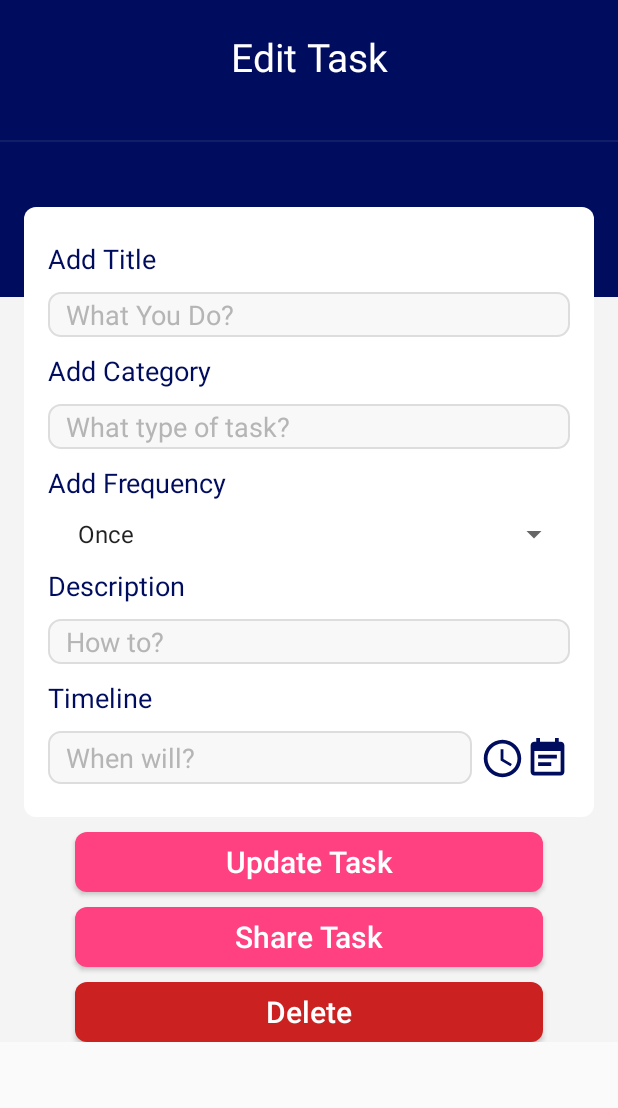
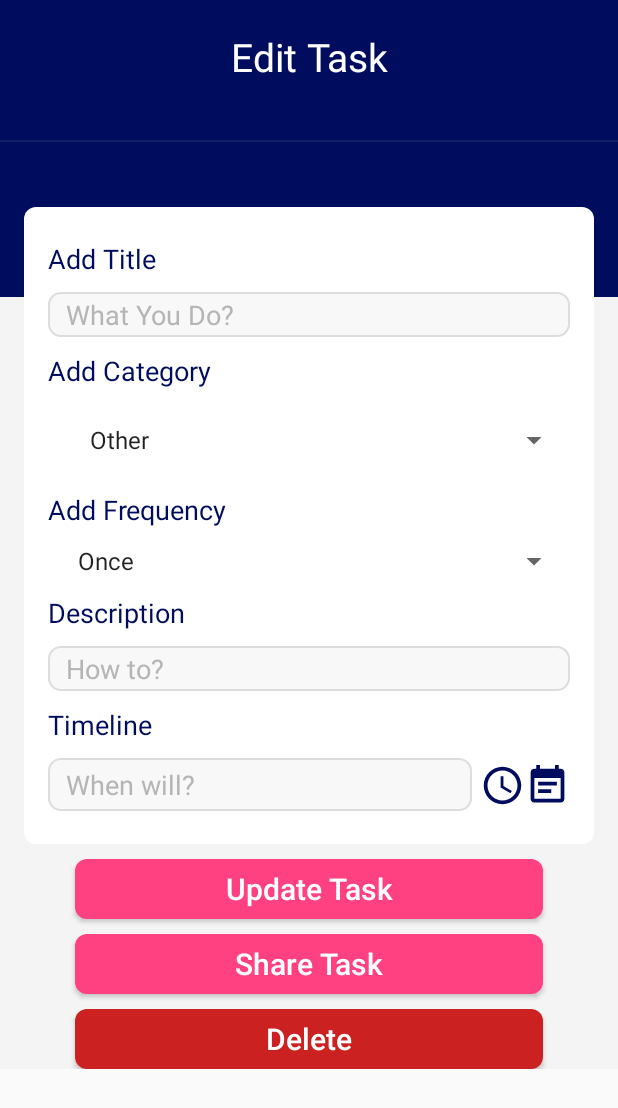
Before and after one commit to bsrcs/YTU_ReminderApp, an Android app: the TaskEditorActivity screen opened directly, with no data from a screen before it, on a phone screen of 412 x 824 dp. Shown: the top 1108 px of the screen. Run offline under Robolectric (Android 15) with nearby library versions, the phone set to English and light mode, and no system bars; our stand-ins replace Firebase (no records; nobody signed in at launch, a user with empty details on screens opened directly); 2 statements that could not run were skipped.

Commit message:
category spinner and color added

```diff
--- a/app/src/main/java/com/busra/reminder/activity/TaskEditorActivity.java
+++ b/app/src/main/java/com/busra/reminder/activity/TaskEditorActivity.java
@@ -27,6 +27,10 @@ import com.busra.reminder.R;
 import java.util.Calendar;
 
 import static com.busra.reminder.constant.ReminderAppConstants.CATEGORY;
+import static com.busra.reminder.constant.ReminderAppConstants.CATEGORY_TYPE_ANNIVERSARY;
+import static com.busra.reminder.constant.ReminderAppConstants.CATEGORY_TYPE_BDAY;
+import static com.busra.reminder.constant.ReminderAppConstants.CATEGORY_TYPE_INTERVIEW;
+import static com.busra.reminder.constant.ReminderAppConstants.CATEGORY_TYPE_MEETING;
 import static com.busra.reminder.constant.ReminderAppConstants.DATE;
 import static com.busra.reminder.constant.ReminderAppConstants.DESC;
 import static com.busra.reminder.constant.ReminderAppConstants.FREQUENCY;
@@ -38,14 +42,21 @@ import static com.busra.reminder.constant.ReminderAppConstants.TITLE;
 
 public class TaskEditorActivity extends AppCompatActivity implements View.OnClickListener {
 
-    private EditText editTextTitleEdit, editTextCategoryEdit, editTextDescEdit, editTextDateEdit;
-    private Spinner spinnerFrequencyOptionsEdit;
+    private EditText editTextTitleEdit, editTextDescEdit, editTextDateEdit;
+    private Spinner spinnerFrequencyOptionsEdit, spinnerCategoryOptionsEdit;
     private DatabaseReference reference;
     private String taskId;
     private Uri newReminderUri;
-    String startTime, startDate, frequency;
+    String startTime, startDate, frequency, category;
     int h, m, dd, mm, yyyy;
     public Calendar c;
+    private String[] CATEGORY_OPTIONS ={
+            CATEGORY_TYPE_MEETING,
+            CATEGORY_TYPE_BDAY,
+            CATEGORY_TYPE_ANNIVERSARY,
+            CATEGORY_TYPE_INTERVIEW,
+            ReminderAppConstants.CATEGORY_TYPE_OTHER
+    };
     private String[] FREQUENCY_OPTIONS = {
             ReminderAppConstants.REMINDER_TYPE_ONCE,
             ReminderAppConstants.REMINDER_TYPE_MONTHLY,
@@ -59,18 +70,18 @@ public class TaskEditorActivity extends AppCompatActivity implements View.OnClic
         setContentView(R.layout.activity_task_editor);
         c = Calendar.getInstance();
         editTextTitleEdit = (EditText) findViewById(R.id.editTextTitleEdit);
-        editTextCategoryEdit = (EditText) findViewById(R.id.editTextCategoryEdit);
+        spinnerCategoryOptionsEdit = (Spinner) findViewById(R.id.spinnerCategoryOptionsEdit);
         editTextDescEdit = (EditText) findViewById(R.id.editTextDescEdit);
         editTextDateEdit = (EditText) findViewById(R.id.editTextDateEdit);
         spinnerFrequencyOptionsEdit = (Spinner) findViewById(R.id.spinnerFrequencyOptionsEdit);
 
         // get a value from prev page
         editTextTitleEdit.setText(getIntent().getStringExtra(TITLE));
-        editTextCategoryEdit.setText(getIntent().getStringExtra(CATEGORY));
         editTextDescEdit.setText(getIntent().getStringExtra(DESC));
         editTextDateEdit.setText(getIntent().getStringExtra(DATE));
         // get frequency as a string from Intent
         frequency = getIntent().getStringExtra(FREQUENCY);
+        category = getIntent().getStringExtra(CATEGORY);
 
         taskId = getIntent().getStringExtra(ID);
         ArrayAdapter spinnerAdapter = new ArrayAdapter(this, android.R.layout.simple_spinner_item, FREQUENCY_OPTIONS);
@@ -78,6 +89,13 @@ public class TaskEditorActivity extends AppCompatActivity implements View.OnClic
         spinnerFrequencyOptionsEdit.setAdapter(spinnerAdapter);
         //get the position(0,1,2,3) by frequency arg in func and set it to options in view
         spinnerFrequencyOptionsEdit.setSelection(getSelectedPosition(frequency));
+
+        ArrayAdapter spinnerCatAdapter = new ArrayAdapter(this, android.R.layout.simple_list_item_1, CATEGORY_OPTIONS);
+        spinnerCatAdapter.setDropDownViewResource(android.R.layout.simple_list_item_1);
+        spinnerCategoryOptionsEdit.setAdapter(spinnerCatAdapter);
+        spinnerCategoryOptionsEdit.setSelection(getSelectedCategoryPosition(category));
+
+
         // get reference from firebase by using the the id of task to be editing
         reference = FirebaseHelper.initFirebase(this).child(taskId);
 
@@ -93,7 +111,7 @@ public class TaskEditorActivity extends AppCompatActivity implements View.OnClic
     public void onClick(View v) {
         int i = v.getId();
         if (i == R.id.btnEdit)
-            insertData();
+            updateTask();
         else if (i == R.id.btnDelete)
             deleteData();
         else if (i == R.id.btnEditTime)
@@ -104,12 +122,13 @@ public class TaskEditorActivity extends AppCompatActivity implements View.OnClic
             shareTask();
     }
 
-    private void insertData() {
+    private void updateTask() {
         // Edit task in database
         reference.child(TITLE).setValue(editTextTitleEdit.getText().toString());
         reference.child(DESC).setValue(editTextDescEdit.getText().toString());
         reference.child(DATE).setValue(editTextDateEdit.getText().toString());
-
+        reference.child(CATEGORY).setValue(spinnerCategoryOptionsEdit.getSelectedItem());
+        reference.child(FREQUENCY).setValue(spinnerFrequencyOptionsEdit.getSelectedItem());
         Intent intent = new Intent(TaskEditorActivity.this, MainActivity.class);
         startActivity(intent);
         finish();
@@ -198,6 +217,20 @@ public class TaskEditorActivity extends AppCompatActivity implements View.OnClic
         shareIntent.setType("text/plain");
         startActivity(Intent.createChooser(shareIntent, "Choose an App to share it to"));
     }
+    private int getSelectedCategoryPosition(String selectedCategory){
+        switch(selectedCategory){
+            case CATEGORY_TYPE_MEETING:
+                return 0;
+            case CATEGORY_TYPE_BDAY:
+                return 1;
+            case CATEGORY_TYPE_ANNIVERSARY:
+                return 2;
+            case CATEGORY_TYPE_INTERVIEW:
+                return 3;
+            default:
+                return 4;
+        }
+    }
 
     private int getSelectedPosition(String selectedFrequency) {
         switch (selectedFrequency) {
--- a/app/src/main/res/layout/activity_task_editor.xml
+++ b/app/src/main/res/layout/activity_task_editor.xml
@@ -95,16 +95,12 @@
                 android:layout_width="match_parent"
                 android:layout_height="wrap_content" />
 
-            <EditText
-                android:id="@+id/editTextCategoryEdit"
+            <Spinner
+                android:id="@+id/spinnerCategoryOptionsEdit"
                 android:layout_width="match_parent"
-                android:layout_height="30dp"
-                android:background="@drawable/bg_input_task"
-                android:hint="What type of task?"
-                android:inputType="text"
-                android:paddingLeft="12dp"
-                android:textColor="?attr/editTextColor"
-                android:textColorHint="#B5B5B5" />
+                android:layout_height="wrap_content"
+                android:paddingLeft="12dp">
+            </Spinner>
 
         </LinearLayout>
         <LinearLayout
```
Also changed, not shown: app/src/main/java/com/busra/reminder/activity/NewTaskActivity.java (+44 -5 lines), app/src/main/java/com/busra/reminder/adapter/ReminderAdapter.java (+19 -1 lines), app/src/main/java/com/busra/reminder/constant/ReminderAppConstants.java (+7 -0 lines), app/src/main/res/layout/activity_new_task.xml (+5 -9 lines).
